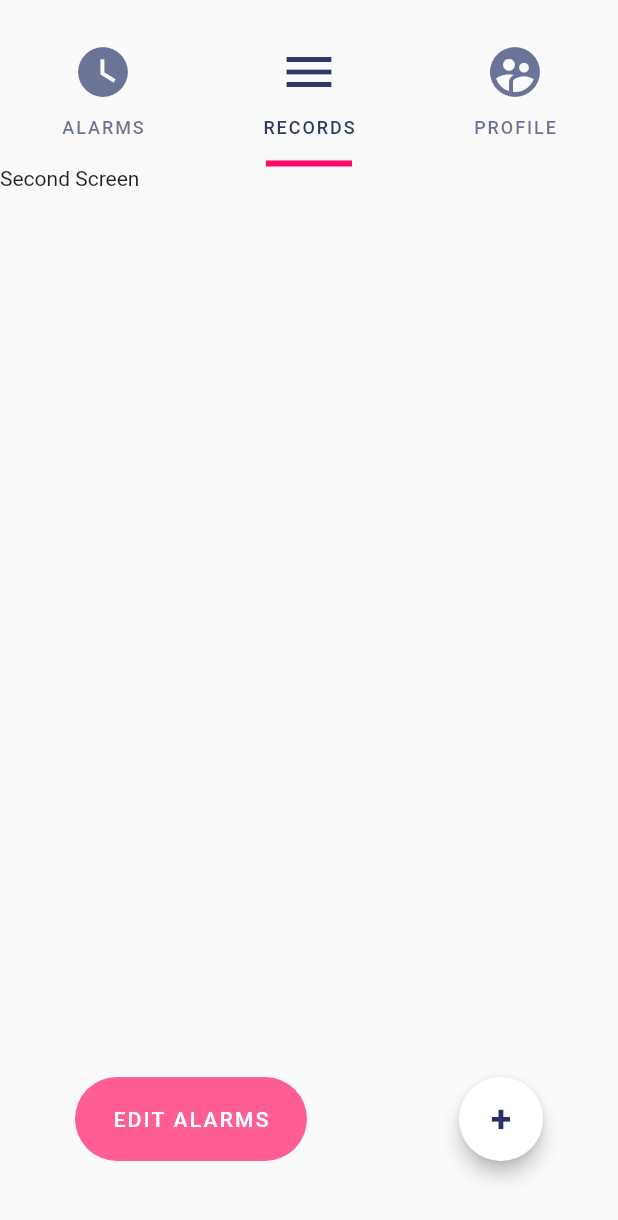
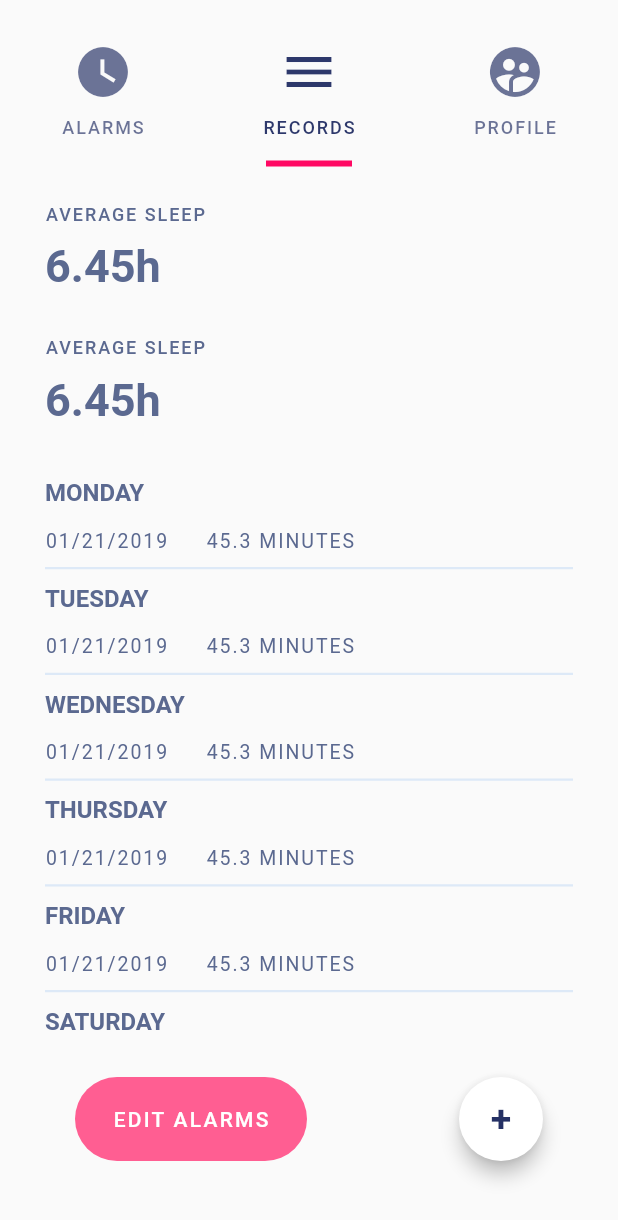
Before and after one commit to ajvelo/My-Alarm, a Flutter app: the screen it shows after launch, tab 2 chosen, on a phone screen of 412 x 824 dp. Shown: the top 1220 px of the screen. Run offline on Flutter 3.47's test engine with Material 2 defaults, Android fonts, the phone set to English and light mode, and no system bars.

Commit message:
Add second screen

```diff
--- a/my_alarm/lib/main.dart
+++ b/my_alarm/lib/main.dart
@@ -1,5 +1,6 @@
 import 'package:flutter/material.dart';
 import 'package:my_alarm/screens/first_screen.dart';
+import 'package:my_alarm/screens/second_screen.dart';
 
 void main() => runApp(new MyApp());
 
@@ -89,7 +90,7 @@ class AppClock extends StatelessWidget{
           body: TabBarView(
             children: <Widget>[
               Center(child: FirstTab()),
-              Text('Second Screen'),
+              Center(child: SecondTab()),
               Text('Third Screen')
             ],
           ),
--- a/my_alarm/lib/screens/second_screen.dart
+++ b/my_alarm/lib/screens/second_screen.dart
@@ -0,0 +1,150 @@
+import 'package:flutter/material.dart';
+
+class SecondTab extends StatelessWidget {
+
+  final double _smallFontSize = 12;
+  final double _valFontSize = 30;
+  final FontWeight _smallFontWeight = FontWeight.w500;
+  final FontWeight _valFontWeight = FontWeight.w700;
+  final Color _fontColor = Color(0xff5b6990);
+  final double _smallFontSpacing = 1.3;
+
+  @override
+  Widget build(BuildContext context) {
+    return Container(
+      padding: EdgeInsets.symmetric(horizontal: 30, vertical: 25),
+      alignment: Alignment.topCenter,
+      child: ListView(
+        children: <Widget>[
+          Row(
+            mainAxisAlignment: MainAxisAlignment.spaceBetween,
+            children: <Widget>[
+              Column(
+                crossAxisAlignment: CrossAxisAlignment.start,
+                children: <Widget>[
+                  Text(
+                    "AVERAGE SLEEP",
+                    style: TextStyle(
+                      fontWeight: _smallFontWeight,
+                      fontSize: _smallFontSize,
+                      letterSpacing: _smallFontSpacing,
+                      color: _fontColor
+                    ),
+                  ),
+                  SizedBox(height: 10),
+                  Text(
+                    "6.45h",
+                    style: TextStyle(
+                      fontWeight: _valFontWeight,
+                      fontSize: _valFontSize,
+                      color: _fontColor
+                    ),
+                  ),
+                  SizedBox(height: 30),
+                  Text(
+                    "AVERAGE SLEEP",
+                    style: TextStyle(
+                        fontWeight: _smallFontWeight,
+                        fontSize: _smallFontSize,
+                        letterSpacing: _smallFontSpacing,
+                        color: _fontColor
+                    ),
+                  ),
+                  SizedBox(height: 10),
+                  Text(
+                    "6.45h",
+                    style: TextStyle(
+                        fontWeight: _valFontWeight,
+                        fontSize: _valFontSize,
+                        color: _fontColor
+                    ),
+                  )
+                ],
+              )
+            ],
+          ),
+          SizedBox(
+            height: 25,
+          ),
+          new RecordItem(fontColor: _fontColor, smallFontSpacing: _smallFontSpacing, day: "MONDAY"),
+          new RecordItem(fontColor: _fontColor, smallFontSpacing: _smallFontSpacing, day: "TUESDAY"),
+          new RecordItem(fontColor: _fontColor, smallFontSpacing: _smallFontSpacing, day: "WEDNESDAY"),
+          new RecordItem(fontColor: _fontColor, smallFontSpacing: _smallFontSpacing, day: "THURSDAY"),
+          new RecordItem(fontColor: _fontColor, smallFontSpacing: _smallFontSpacing, day: "FRIDAY"),
+          new RecordItem(fontColor: _fontColor, smallFontSpacing: _smallFontSpacing, day: "SATURDAY"),
+          new RecordItem(fontColor: _fontColor, smallFontSpacing: _smallFontSpacing, day: "SUNDAY")
+
+        ],
+      ),
+    );
+  }
+}
+
+class RecordItem extends StatelessWidget {
+  const RecordItem({
+    Key key,
+    @required Color fontColor,
+    @required double smallFontSpacing,
+    @required this.day,
+  }) : _fontColor = fontColor, _smallFontSpacing = smallFontSpacing, super(key: key);
+
+  final Color _fontColor;
+  final double _smallFontSpacing;
+  final String day;
+
+  @override
+  Widget build(BuildContext context) {
+    return Container(
+      padding: EdgeInsets.symmetric(vertical: 10),
+      decoration: BoxDecoration(
+        border: Border(
+          bottom: BorderSide(
+            color: Color(0xffdde9f7),
+            width: 1.5
+          )
+        )
+      ),
+      child: Column(
+        crossAxisAlignment: CrossAxisAlignment.start,
+        children: <Widget>[
+          Text(
+            this.day,
+            style: TextStyle(
+              fontSize: 16,
+              fontWeight: FontWeight.w700,
+              color: _fontColor
+            ),
+          ),
+          SizedBox(
+            height: 15,
+          ),
+          Row(
+            children: <Widget>[
+              Text(
+                "01/21/2019",
+                style: TextStyle(
+                  fontSize: 13,
+                  fontWeight: FontWeight.w400,
+                  letterSpacing: _smallFontSpacing,
+                  color: _fontColor
+                ),
+              ),
+              SizedBox(width: 25),
+              Expanded(
+                child: Text(
+                  "45.3 MINUTES",
+                  style: TextStyle(
+                      fontSize: 13,
+                      fontWeight: FontWeight.w400,
+                      letterSpacing: _smallFontSpacing,
+                      color: _fontColor
+                  ),
+                ),
+              )
+            ],
+          )
+        ],
+      ),
+    );
+  }
+}
```
